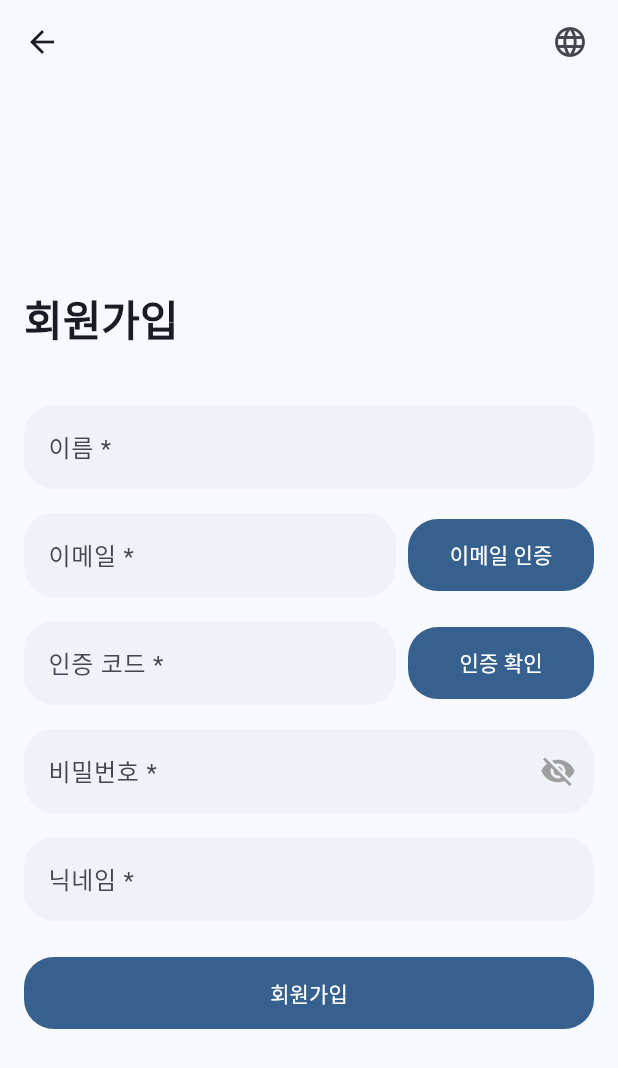
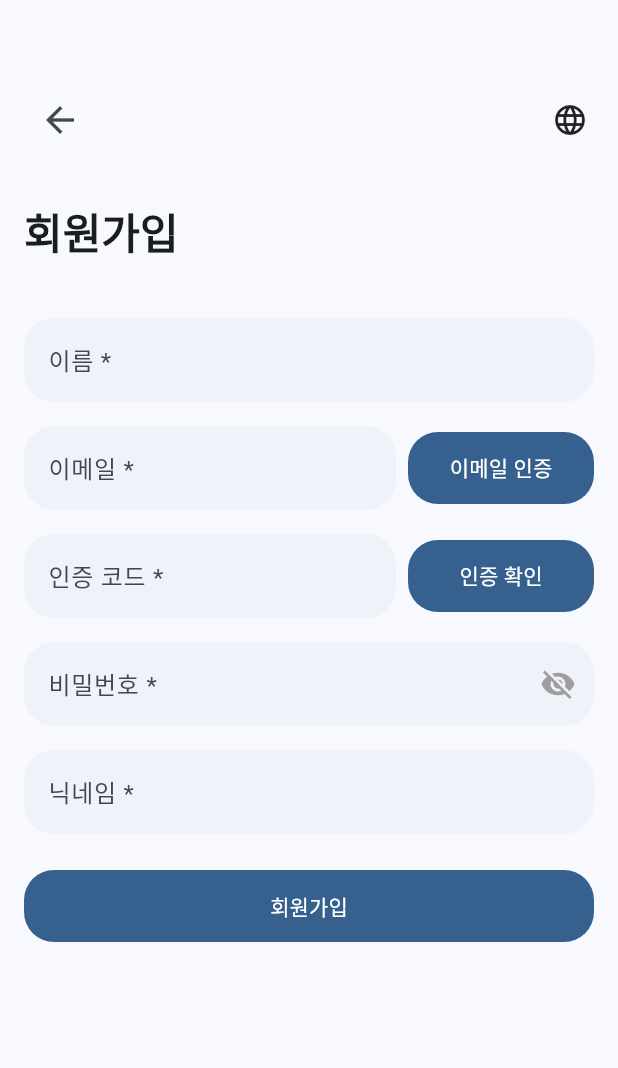
Before and after one commit to tripleyoung/reward-app, a Flutter app: the screen it shows after launch, after a tap on "회원가입", on a phone screen of 412 x 824 dp. Shown: the top 1068 px of the screen. Run offline on Flutter 3.47's test engine with Material 3 defaults, Android fonts, the phone set to English and light mode, and no system bars; our stand-ins replace dio, flutter_secure_storage, flutter_svg, go_router, google_sign_in, shared_preferences and 1 more; missing offline and left inert: dart:html; generated files the repository leaves out were written again; network calls fail.

Commit message:
회원가입 뒤로가기

```diff
--- a/lib/screens/auth/signin_page.dart
+++ b/lib/screens/auth/signin_page.dart
@@ -357,27 +357,40 @@ class _SignInPageState extends State<SignInPage> {
       );
     } else {
       return Scaffold(
-        appBar: AppBar(
-          leading: IconButton(
-            icon: const Icon(Icons.arrow_back),
+        body: SafeArea(
+          child: Column(
+            children: [
+              const SizedBox(height: 24),
+              Container(
+                padding: const EdgeInsets.symmetric(
+                  horizontal: 8.0,
+                  vertical: 8.0,
+                ),
+                margin: const EdgeInsets.only(top: 16.0),
+                child: Row(
+                  mainAxisAlignment: MainAxisAlignment.spaceBetween,
+                  children: [
+                    Container(
+                      padding: const EdgeInsets.all(8.0),
+                      child: IconButton(
+                        icon: const Icon(Icons.arrow_back, size: 28),
                         onPressed: () {
                           final currentLocale = Localizations.localeOf(context).languageCode;
                           context.go('/$currentLocale/login');
                         },
                       ),
-          actions: [
+                    ),
                     const LanguageDropdown(),
-            const SizedBox(width: 8),
                   ],
-          backgroundColor: Colors.transparent,
-          elevation: 0,
                 ),
-        body: SafeArea(
-          child: Center(
+              ),
+              Expanded(
                 child: SingleChildScrollView(
                   padding: const EdgeInsets.all(16.0),
                   child: _buildSignInForm(),
                 ),
+              ),
+            ],
           ),
         ),
       );
```
Lines whose indentation alone changed are shown as unchanged.
